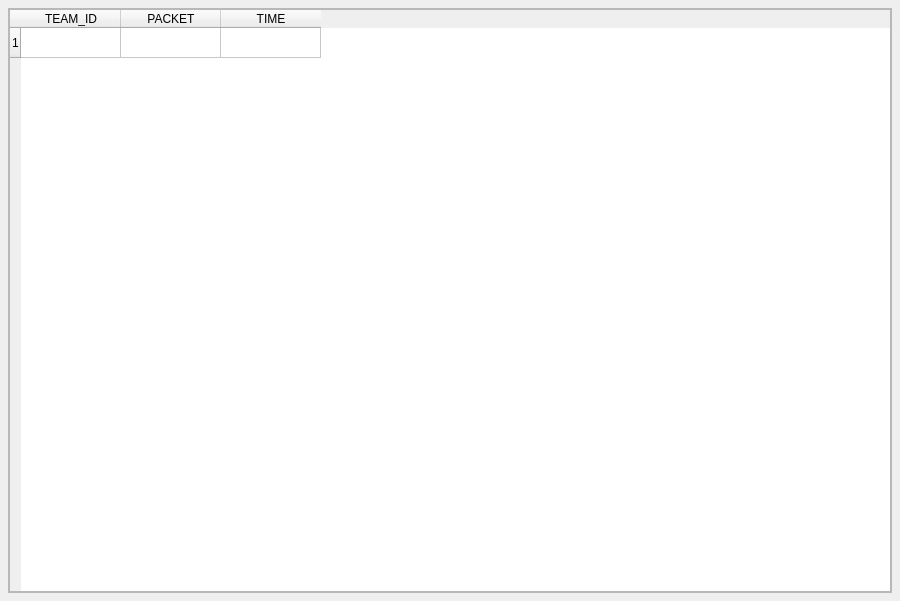
Above: gui/cugs_csv_liveview.ui from vtneil/cugs-v1 before the change. Below: the same form after it.
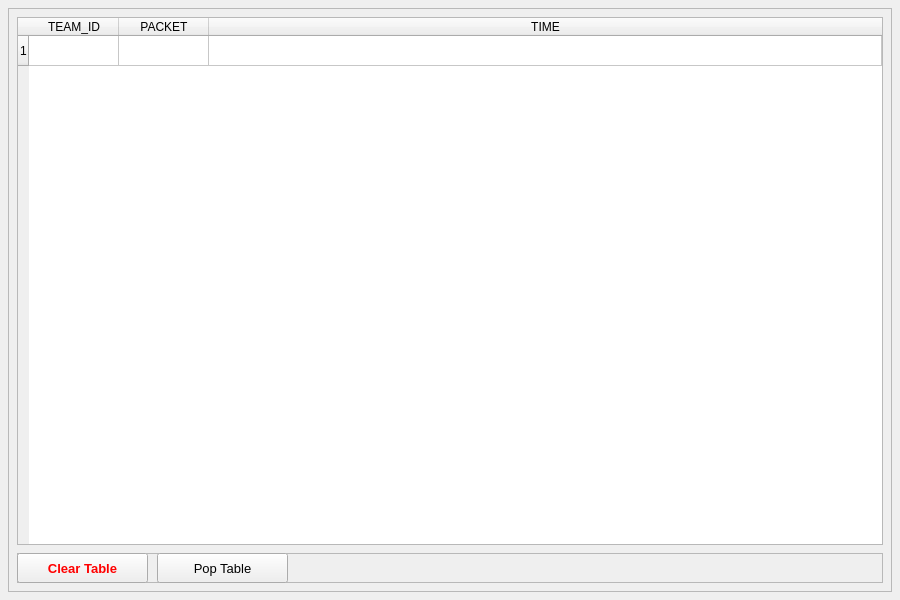
That is the form after the change.

The edit to the form file:
```diff
--- a/gui/cugs_csv_liveview.ui
+++ b/gui/cugs_csv_liveview.ui
@@ -7,7 +7,7 @@
     <x>0</x>
     <y>0</y>
     <width>900</width>
-    <height>601</height>
+    <height>600</height>
    </rect>
   </property>
   <property name="minimumSize">
@@ -44,23 +44,38 @@
       <enum>QFrame::Raised</enum>
      </property>
      <layout class="QVBoxLayout" name="verticalLayout_2">
+      <property name="spacing">
+       <number>8</number>
+      </property>
       <property name="leftMargin">
-       <number>0</number>
+       <number>8</number>
       </property>
       <property name="topMargin">
-       <number>0</number>
+       <number>8</number>
       </property>
       <property name="rightMargin">
-       <number>0</number>
+       <number>8</number>
       </property>
       <property name="bottomMargin">
-       <number>0</number>
+       <number>8</number>
       </property>
       <item>
        <widget class="QTableWidget" name="table_csv">
         <property name="sizeAdjustPolicy">
          <enum>QAbstractScrollArea::AdjustToContents</enum>
         </property>
+        <attribute name="horizontalHeaderDefaultSectionSize">
+         <number>90</number>
+        </attribute>
+        <attribute name="horizontalHeaderMinimumSectionSize">
+         <number>75</number>
+        </attribute>
+        <attribute name="horizontalHeaderStretchLastSection">
+         <bool>true</bool>
+        </attribute>
+        <attribute name="verticalHeaderStretchLastSection">
+         <bool>false</bool>
+        </attribute>
         <row>
          <property name="text">
           <string>1</string>
@@ -83,6 +98,87 @@
         </column>
        </widget>
       </item>
+      <item>
+       <widget class="QFrame" name="button_frame">
+        <property name="minimumSize">
+         <size>
+          <width>0</width>
+          <height>30</height>
+         </size>
+        </property>
+        <property name="frameShape">
+         <enum>QFrame::StyledPanel</enum>
+        </property>
+        <property name="frameShadow">
+         <enum>QFrame::Raised</enum>
+        </property>
+        <widget class="QPushButton" name="btn_clear">
+         <property name="geometry">
+          <rect>
+           <x>0</x>
+           <y>0</y>
+           <width>131</width>
+           <height>30</height>
+          </rect>
+         </property>
+         <property name="minimumSize">
+          <size>
+           <width>0</width>
+           <height>30</height>
+          </size>
+         </property>
+         <property name="maximumSize">
+          <size>
+           <width>16777215</width>
+           <height>30</height>
+          </size>
+         </property>
+         <property name="font">
+          <font>
+           <pointsize>10</pointsize>
+           <weight>75</weight>
+           <bold>true</bold>
+          </font>
+         </property>
+         <property name="styleSheet">
+          <string notr="true">color: rgb(255, 0, 0);</string>
+         </property>
+         <property name="text">
+          <string>Clear Table</string>
+         </property>
+        </widget>
+        <widget class="QPushButton" name="btn_pop">
+         <property name="geometry">
+          <rect>
+           <x>140</x>
+           <y>0</y>
+           <width>131</width>
+           <height>30</height>
+          </rect>
+         </property>
+         <property name="minimumSize">
+          <size>
+           <width>0</width>
+           <height>30</height>
+          </size>
+         </property>
+         <property name="maximumSize">
+          <size>
+           <width>16777215</width>
+           <height>30</height>
+          </size>
+         </property>
+         <property name="font">
+          <font>
+           <pointsize>10</pointsize>
+          </font>
+         </property>
+         <property name="text">
+          <string>Pop Table</string>
+         </property>
+        </widget>
+       </widget>
+      </item>
      </layout>
     </widget>
    </item>
```
